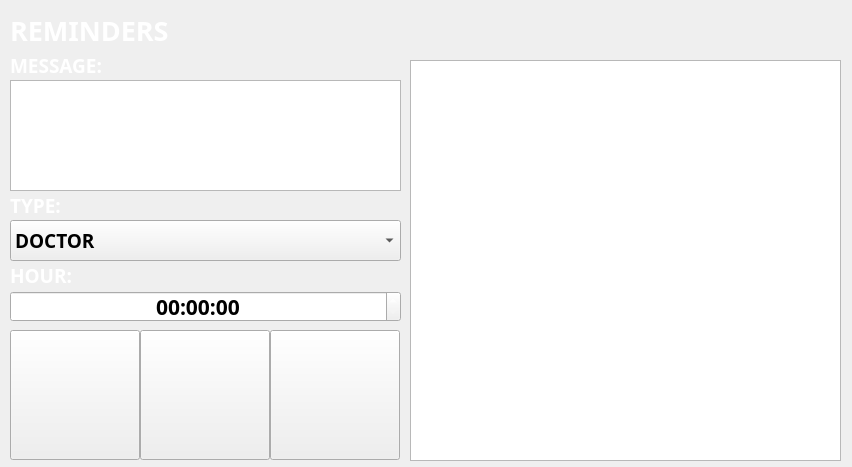
Old version of the form form.ui in the repository RDRR7/Examen2.
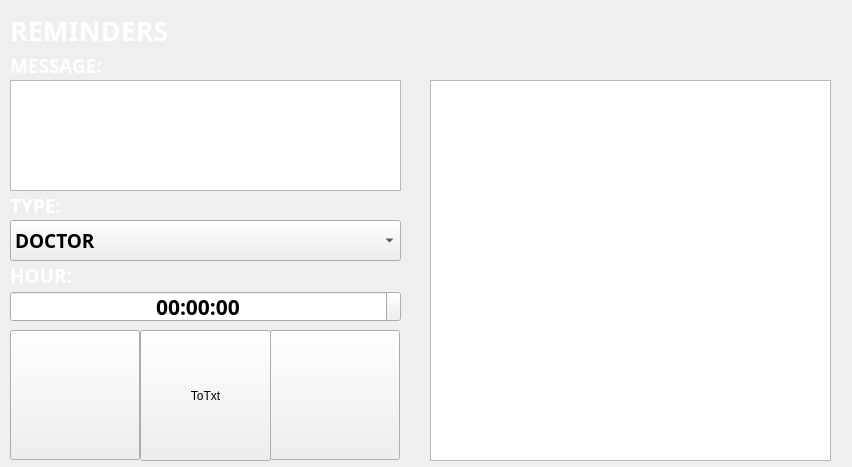
New version of the form. Icons and pictures are not drawn.

Patch:
```diff
--- a/form.ui
+++ b/form.ui
@@ -123,16 +123,6 @@
     <string>REMINDERS</string>
    </property>
   </widget>
-  <widget class="QTableWidget" name="table">
-   <property name="geometry">
-    <rect>
-     <x>410</x>
-     <y>60</y>
-     <width>431</width>
-     <height>401</height>
-    </rect>
-   </property>
-  </widget>
   <widget class="QPushButton" name="pushButton_add">
    <property name="geometry">
     <rect>
@@ -165,22 +155,6 @@
     <string/>
    </property>
   </widget>
-  <widget class="QPushButton" name="pushButton_delete">
-   <property name="geometry">
-    <rect>
-     <x>140</x>
-     <y>330</y>
-     <width>130</width>
-     <height>130</height>
-    </rect>
-   </property>
-   <property name="styleSheet">
-    <string notr="true">background-image: url(:/delete.jpg);</string>
-   </property>
-   <property name="text">
-    <string/>
-   </property>
-  </widget>
   <widget class="QComboBox" name="comboBox_type">
    <property name="geometry">
     <rect>
@@ -210,7 +184,7 @@
    </item>
    <item>
     <property name="text">
-     <string>NOTE</string>
+     <string>PAYMENT</string>
     </property>
    </item>
    <item>
@@ -326,19 +300,42 @@
     <string/>
    </property>
   </widget>
+  <widget class="QTableView" name="table">
+   <property name="geometry">
+    <rect>
+     <x>430</x>
+     <y>80</y>
+     <width>401</width>
+     <height>381</height>
+    </rect>
+   </property>
+  </widget>
+  <widget class="QPushButton" name="btn_txt">
+   <property name="geometry">
+    <rect>
+     <x>140</x>
+     <y>330</y>
+     <width>131</width>
+     <height>131</height>
+    </rect>
+   </property>
+   <property name="text">
+    <string>ToTxt</string>
+   </property>
+  </widget>
   <zorder>background</zorder>
   <zorder>label_date</zorder>
   <zorder>Title</zorder>
-  <zorder>table</zorder>
   <zorder>pushButton_add</zorder>
   <zorder>pushButton_back</zorder>
-  <zorder>pushButton_delete</zorder>
   <zorder>comboBox_type</zorder>
   <zorder>Title_2</zorder>
   <zorder>Title_3</zorder>
   <zorder>msg</zorder>
   <zorder>Title_4</zorder>
   <zorder>timeEdit</zorder>
+  <zorder>table</zorder>
+  <zorder>btn_txt</zorder>
  </widget>
  <resources/>
  <connections/>
```
